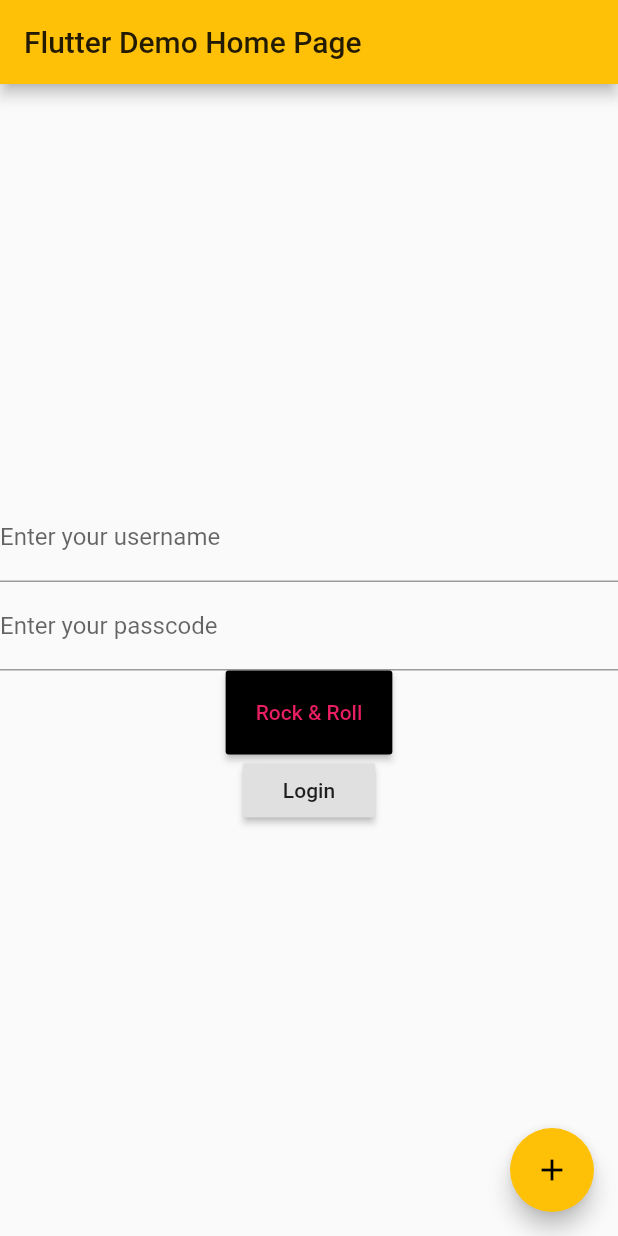
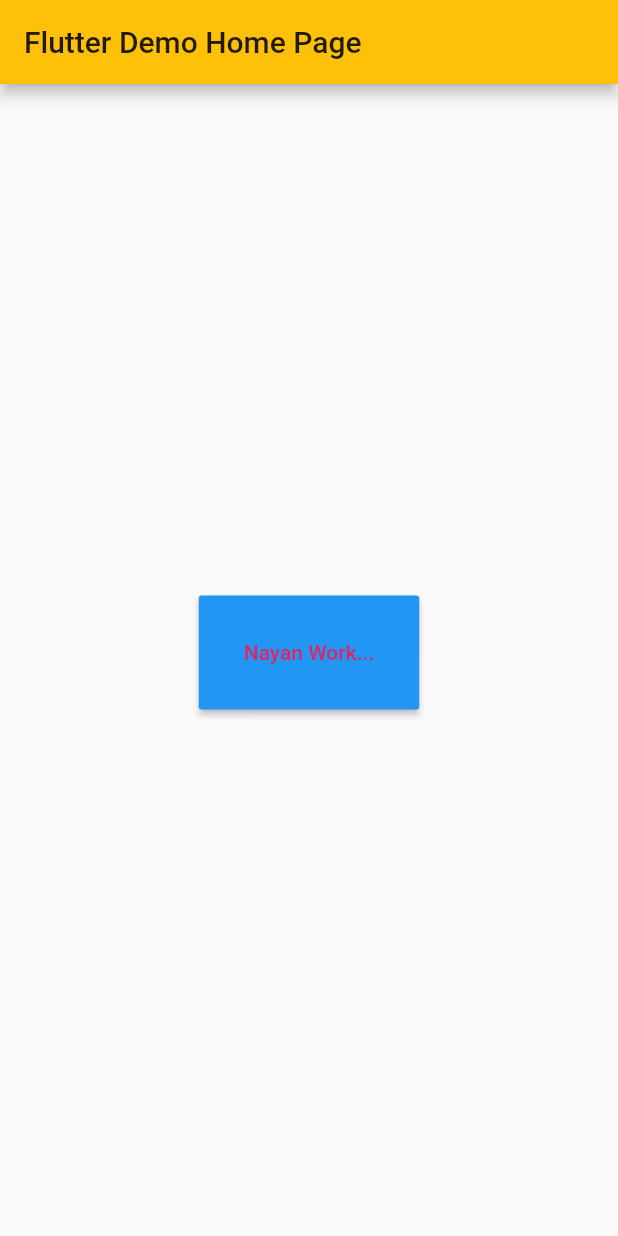
Before and after one commit to arj1496/flutter_app, a Flutter app: the screen it shows after launch, on a phone screen of 412 x 824 dp. Run offline on Flutter 3.47's test engine with Material 2 defaults, Android fonts, the phone set to English and light mode, and no system bars.

Commit message:
Update main.dart
Remove Old Code
Add New Button

```diff
--- a/lib/main.dart
+++ b/lib/main.dart
@@ -1,4 +1,5 @@
 import 'package:flutter/material.dart';
+import 'package:flutter/widgets.dart';
 
 void main() => runApp(MyApp());
 
@@ -46,16 +47,7 @@ class MyHomePage extends StatefulWidget {
 class _MyHomePageState extends State<MyHomePage> {
   int _counter = 0;
   String msg = 'Flutter RaisedButton example';
-  void _incrementCounter() {
-    setState(() {
-      // This call to setState tells the Flutter framework that something has
-      // changed in this State, which causes it to rerun the build method below
-      // so that the display can reflect the updated values. If we changed
-      // _counter without calling setState(), then the build method would not be
-      // called again, and so nothing would appear to happen.
-      _counter++;
-    });
-  }
+
   _changeText() {
     setState(() {
       if (msg.startsWith('F')) {
@@ -99,39 +91,24 @@ class _MyHomePageState extends State<MyHomePage> {
           // horizontal).
           mainAxisAlignment: MainAxisAlignment.center,
           children: <Widget>[
-            TextFormField(
-              decoration: InputDecoration(
-                  labelText: 'Enter your username'
-              ),
+            RaisedButton(
+                child: Text("Nayan Work..."),
+                onPressed: _changeText,
+                color: Colors.blue,
+                textColor: Colors.pink,
+                padding: EdgeInsets.fromLTRB(30, 30, 30, 30),
+                splashColor: Colors.blue,
             ),
-            TextFormField(
-              decoration: InputDecoration(
-                  labelText: 'Enter your passcode'
-              ),
+            SizedBox(
+              height: 10.0,
             ),
-            RaisedButton(
-              child: Text("Rock & Roll"),
-              onPressed: _changeText,
-              color: Colors.black,
-              textColor: Colors.pink,
-              padding: EdgeInsets.fromLTRB(20, 20, 20, 20),
-              splashColor: Colors.grey,
 
-            ),
-            RaisedButton(
-                child: Text('Login'),
-                onPressed: () {
 
-                }
-            ),
+
           ],
         ),
       ),
-      floatingActionButton: FloatingActionButton(
-        onPressed: _incrementCounter,
-        tooltip: 'Increment',
-        child: Icon(Icons.add),
-      ), // This trailing comma makes auto-formatting nicer for build methods.
+      // This trailing comma makes auto-formatting nicer for build methods.
     );
   }
 }
```
